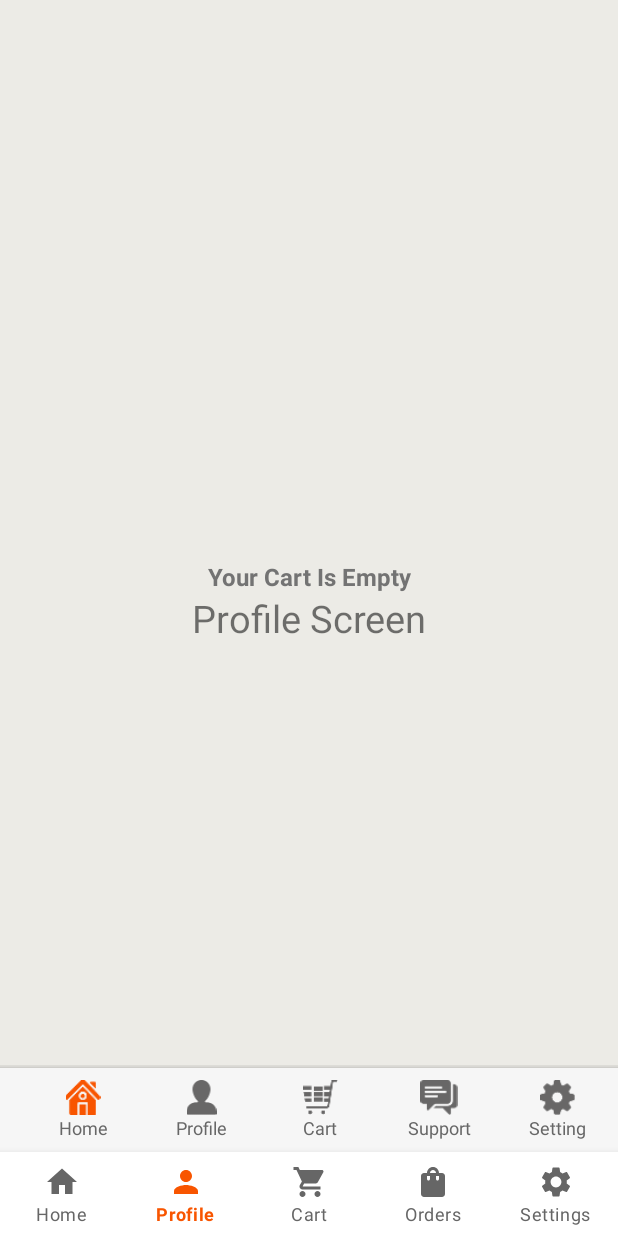
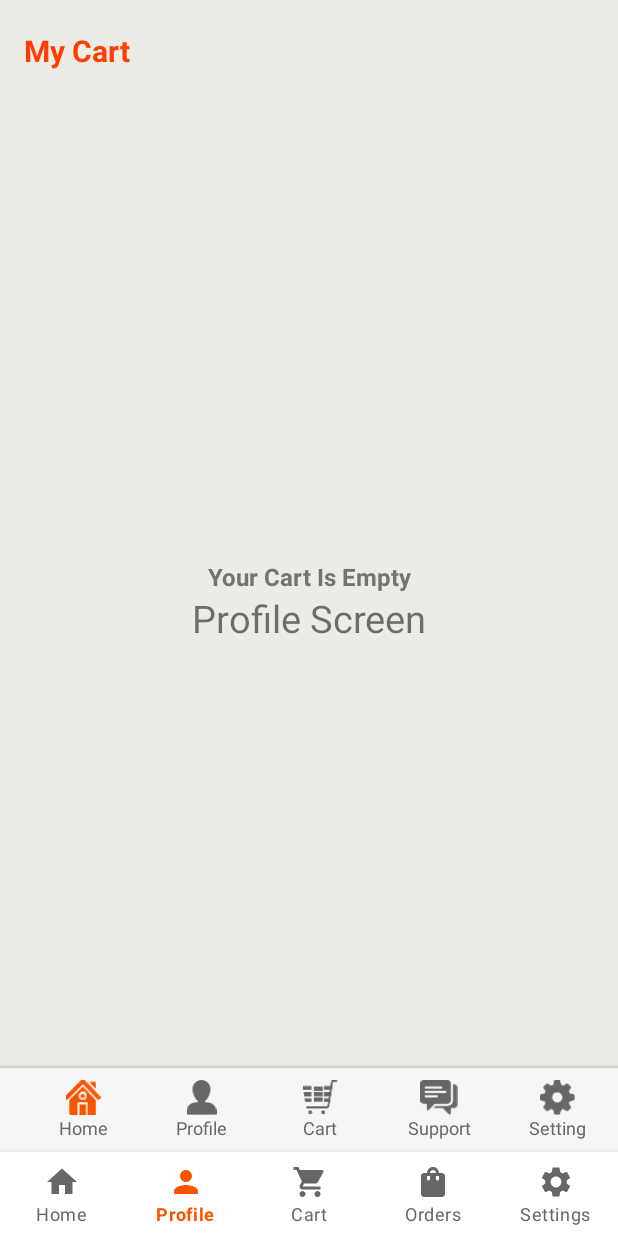
Before and after one commit to minhbebong/FoodDeliveryApp, an Android app: the fragment CartFragment placed in its activity, item 2 of the bottom bar chosen, on a phone screen of 412 x 824 dp. Run offline under Robolectric (Android 15) with nearby library versions, the phone set to English and light mode, and no system bars; our stand-ins replace Firebase (no records; nobody signed in at launch, a user with empty details on screens opened directly); Roboto replaces fonts that are not available here; 1 statement that could not run was skipped.

Commit message:
Fix Cart Fragment Layout

```diff
--- a/app/src/main/java/com/example/fooddeliveryapp/Fragment/CartFragment.java
+++ b/app/src/main/java/com/example/fooddeliveryapp/Fragment/CartFragment.java
@@ -7,6 +7,7 @@ import android.os.Bundle;
 
 import androidx.annotation.NonNull;
 import androidx.annotation.Nullable;
+import androidx.constraintlayout.widget.ConstraintLayout;
 import androidx.fragment.app.Fragment;
 import androidx.recyclerview.widget.LinearLayoutManager;
 import androidx.recyclerview.widget.RecyclerView;
@@ -15,7 +16,6 @@ import android.view.LayoutInflater;
 import android.view.View;
 import android.view.ViewGroup;
 import android.widget.LinearLayout;
-import android.widget.ScrollView;
 import android.widget.TextView;
 import android.widget.Toast;
 
@@ -25,11 +25,9 @@ import com.example.fooddeliveryapp.Dao.CartDao;
 import com.example.fooddeliveryapp.Entity.Cart;
 import com.example.fooddeliveryapp.Entity.Food;
 import com.example.fooddeliveryapp.Helper.JsonHelper;
-import com.example.fooddeliveryapp.Helper.UserHelper;
 import com.example.fooddeliveryapp.Interface.CartChange;
 import com.example.fooddeliveryapp.Interface.MyCallBack;
 import com.example.fooddeliveryapp.R;
-import com.example.fooddeliveryapp.Service.CartService;
 import com.google.firebase.database.DatabaseError;
 
 import java.util.List;
@@ -38,7 +36,7 @@ public class CartFragment extends Fragment implements CartChange {
     private RecyclerView recyclerViewList;
     private TextView totalFeeTxt,taxTxt,deliveryFeeTxt,totalTxt,emptyTxt;
     private double tax,total,itemTotal;
-    private ScrollView scrollView;
+    private ConstraintLayout bill;
 
 
     public CartFragment() {
@@ -70,14 +68,14 @@ public class CartFragment extends Fragment implements CartChange {
             public void onLoaded(Cart cart) {
                 if (cart == null || cart.cartSize() == 0) {
                     emptyTxt.setVisibility(LinearLayout.VISIBLE);
-                    scrollView.setVisibility(LinearLayout.GONE);
+                    bill.setVisibility(LinearLayout.GONE);
                 }else {
                     List<Food> listFood = JsonHelper.parseJsonToList(cart.getListFood(), Food.class);
                     RecyclerView.Adapter adapter = new CartListAdapter(listFood, CartFragment.this);
                     calculateCart(cart);
                     recyclerViewList.setAdapter(adapter);
                     emptyTxt.setVisibility(LinearLayout.GONE);
-                    scrollView.setVisibility(LinearLayout.VISIBLE);
+                    bill.setVisibility(LinearLayout.VISIBLE);
                 }
             }
 
@@ -107,7 +105,7 @@ public class CartFragment extends Fragment implements CartChange {
         deliveryFeeTxt = view.findViewById(R.id.deliveryFeeTxt);
         totalTxt = view.findViewById(R.id.totalTxt);
         recyclerViewList = view.findViewById(R.id.view);
-        scrollView = view.findViewById(R.id.scrollView);
+        bill = view.findViewById(R.id.Bill);
         emptyTxt = view.findViewById(R.id.emptyTxt);
     }
 
@@ -133,7 +131,7 @@ public class CartFragment extends Fragment implements CartChange {
                     CartDao.getInstance().save(cart);
                     if (cart.cartSize() == 0) {
                         emptyTxt.setVisibility(LinearLayout.VISIBLE);
-                        scrollView.setVisibility(LinearLayout.GONE);
+                        bill.setVisibility(LinearLayout.GONE);
                     }
                     calculateCart(cart);
                 }
--- a/app/src/main/res/layout/fragment_cart.xml
+++ b/app/src/main/res/layout/fragment_cart.xml
@@ -7,44 +7,50 @@
     android:background="#ecebe6"
     tools:context=".Activity.MainActivity">
 
-    <ScrollView
-        android:id="@+id/scrollView"
+    <androidx.recyclerview.widget.RecyclerView
+        android:id="@+id/view"
         android:layout_width="match_parent"
-        android:layout_height="match_parent"
-        app:layout_constraintBottom_toTopOf="@+id/coordinatorLayout"
-        app:layout_constraintEnd_toEndOf="parent"
-        app:layout_constraintStart_toStartOf="parent"
-        app:layout_constraintTop_toTopOf="parent">
-
-        <LinearLayout
-            android:layout_width="match_parent"
-            android:layout_height="wrap_content"
-            android:orientation="vertical">
+        android:layout_height="400dp"
+        android:layout_marginTop="10dp"
+        app:layout_constraintTop_toBottomOf="@+id/textView13" />
 
     <TextView
         android:id="@+id/textView13"
         android:layout_width="match_parent"
         android:layout_height="wrap_content"
-                android:layout_marginTop="32dp"
+        android:layout_marginTop="20dp"
         android:paddingStart="16dp"
         android:text="My Cart"
         android:textAlignment="viewStart"
         android:textColor="#ff3d00"
         android:textSize="20sp"
-                android:textStyle="bold" />
+        android:textStyle="bold"
+        app:layout_constraintEnd_toEndOf="parent"
+        app:layout_constraintHorizontal_bias="0.5"
+        app:layout_constraintStart_toStartOf="parent"
+        app:layout_constraintTop_toTopOf="parent" />
 
-            <androidx.recyclerview.widget.RecyclerView
-                android:id="@+id/view"
+    <androidx.constraintlayout.widget.ConstraintLayout
+        android:id="@+id/Bill"
         android:layout_width="match_parent"
-                android:layout_height="match_parent" />
+        android:layout_height="wrap_content"
+        android:layout_marginTop="15dp"
+        app:layout_constraintEnd_toEndOf="parent"
+        app:layout_constraintHorizontal_bias="0.5"
+        app:layout_constraintStart_toStartOf="parent"
+        app:layout_constraintTop_toBottomOf="@+id/view">
 
         <LinearLayout
+            android:id="@+id/linearLayout"
             android:layout_width="match_parent"
             android:layout_height="match_parent"
             android:layout_margin="16dp"
             android:background="@drawable/cart_background"
             android:elevation="3dp"
-                android:orientation="vertical">
+            android:orientation="vertical"
+            app:layout_constraintEnd_toEndOf="parent"
+            app:layout_constraintStart_toStartOf="parent"
+            app:layout_constraintTop_toTopOf="parent">
 
             <LinearLayout
                 android:layout_width="match_parent"
@@ -174,10 +180,16 @@
         </LinearLayout>
 
         <androidx.constraintlayout.widget.ConstraintLayout
+            android:id="@+id/btn_checkout"
             android:layout_width="match_parent"
             android:layout_height="50dp"
             android:layout_margin="16dp"
-                android:background="@drawable/yellow_btn_background">
+            android:layout_marginTop="10dp"
+            android:background="@drawable/yellow_btn_background"
+            app:layout_constraintEnd_toEndOf="parent"
+            app:layout_constraintHorizontal_bias="0.5"
+            app:layout_constraintStart_toStartOf="parent"
+            app:layout_constraintTop_toBottomOf="@+id/linearLayout">
 
             <TextView
                 android:id="@+id/descriptionTxt"
@@ -194,8 +206,8 @@
                 app:layout_constraintVertical_bias="0.5"
                 tools:textStyle="bold" />
         </androidx.constraintlayout.widget.ConstraintLayout>
-        </LinearLayout>
-    </ScrollView>
+
+    </androidx.constraintlayout.widget.ConstraintLayout>
 
     <TextView
         android:id="@+id/emptyTxt"
```
Lines whose indentation alone changed are shown as unchanged.
